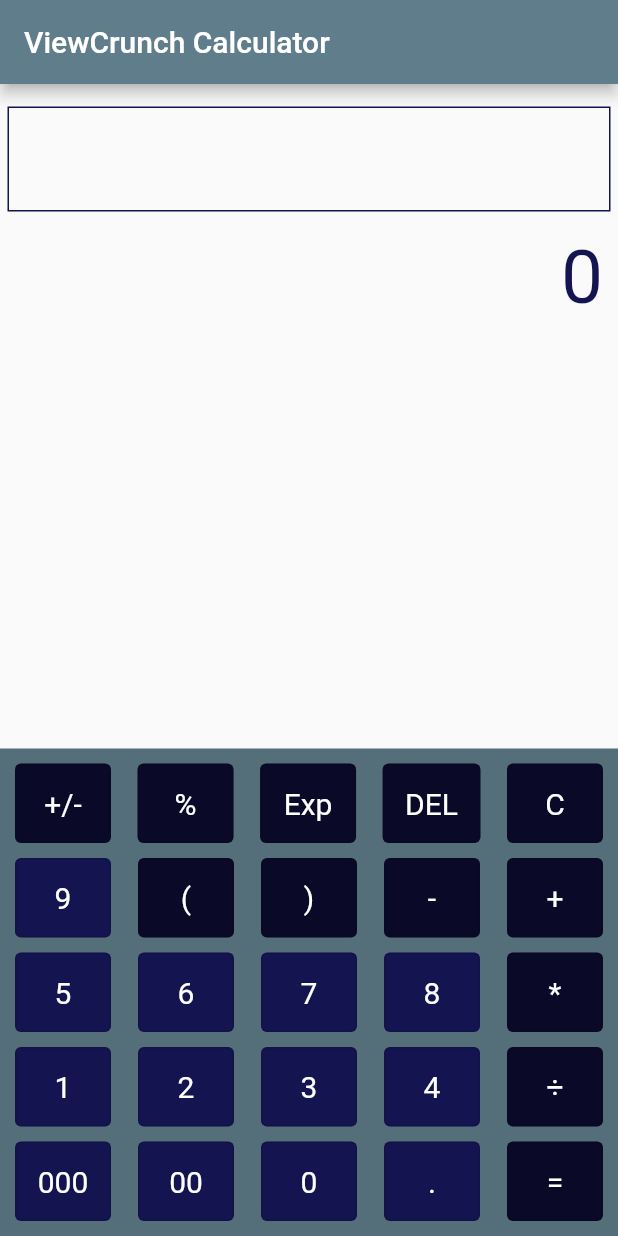
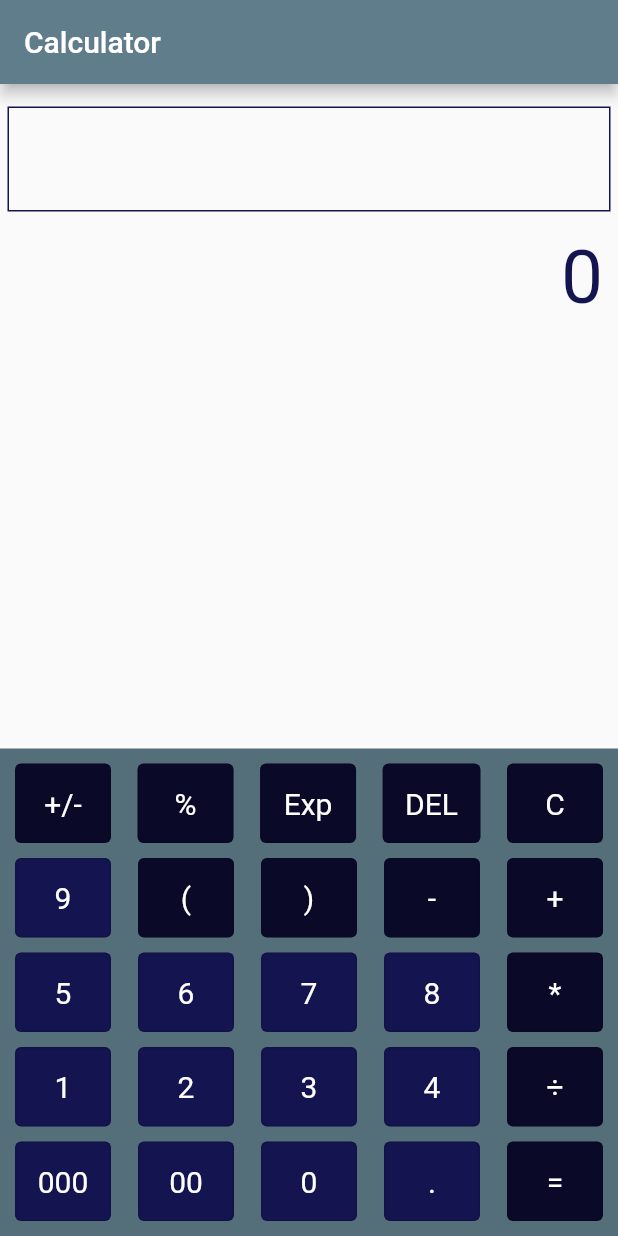
Before and after one commit to Chukwu3meka/flutter-calculator, a Flutter app: the screen it shows after launch, on a phone screen of 412 x 824 dp. Run offline on Flutter 3.47's test engine with Material 2 defaults, Android fonts, the phone set to English and light mode, and no system bars; our stand-ins replace math_expressions.

```diff
--- a/lib/main.dart
+++ b/lib/main.dart
@@ -21,7 +21,7 @@ class MyApp extends StatelessWidget {
       theme: ThemeData(
         primarySwatch: Colors.blueGrey,
       ),
-      home: MyHomePage(title: 'ViewCrunch Calculator'),
+      home: MyHomePage(title: 'Calculator'),
     );
   }
 }
--- a/pubspec.yaml
+++ b/pubspec.yaml
@@ -1,5 +1,5 @@
 name: calculator
-description: A new Flutter project.
+description: Calculator.
 
 # The following line prevents the package from being accidentally published to
 # pub.dev using `pub publish`. This is preferred for private packages.
```
Also changed, not shown: 3 other files.
